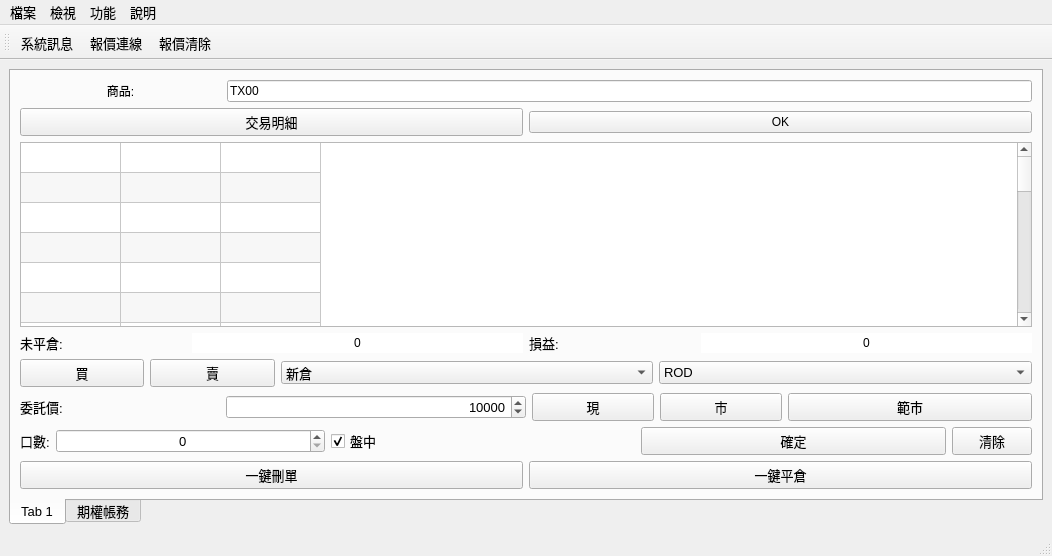
clamgee/python-code, file APIver1/UI/MainWindow.ui: the form before one commit.
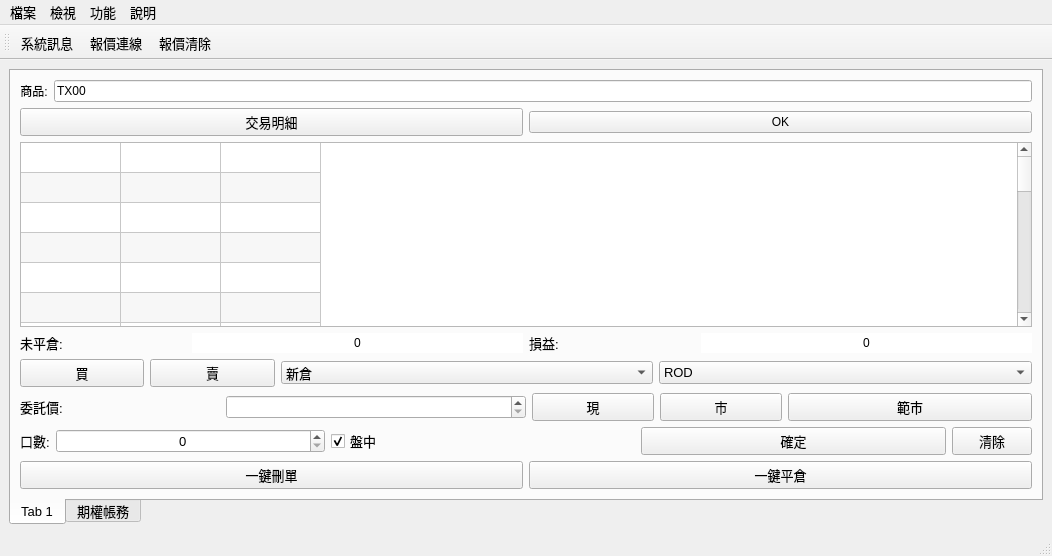
The form after the commit.

Patch:
```diff
--- a/APIver1/UI/MainWindow.ui
+++ b/APIver1/UI/MainWindow.ui
@@ -38,14 +38,14 @@
        </attribute>
        <layout class="QGridLayout" name="gridLayout_2">
         <item row="0" column="0">
-         <layout class="QHBoxLayout" name="horizontalLayout_13" stretch="6,1">
+         <layout class="QHBoxLayout" name="horizontalLayout_10" stretch="5,1">
           <item>
            <layout class="QGridLayout" name="GL"/>
           </item>
           <item>
-           <layout class="QVBoxLayout" name="verticalLayout" stretch="1,1,23,1,1,1,1,1">
+           <layout class="QVBoxLayout" name="verticalLayout" stretch="1,1,13,1,1,1,1,1">
             <item>
-             <layout class="QHBoxLayout" name="horizontalLayout_11" stretch="1,4">
+             <layout class="QHBoxLayout" name="horizontalLayout_11" stretch="0,4">
               <item>
                <widget class="QLabel" name="label">
                 <property name="font">
@@ -287,25 +287,16 @@
                </widget>
               </item>
               <item>
-               <widget class="QSpinBox" name="Price_Spin">
-                <property name="inputMethodHints">
-                 <set>Qt::ImhDigitsOnly</set>
-                </property>
-                <property name="alignment">
-                 <set>Qt::AlignRight|Qt::AlignTrailing|Qt::AlignVCenter</set>
-                </property>
+               <widget class="QSpinBox" name="PriceSpin">
                 <property name="specialValueText">
-                 <string extracomment="設定買賣價">設定價格</string>
+                 <string> </string>
                 </property>
                 <property name="minimum">
-                 <number>3000</number>
+                 <number>2500</number>
                 </property>
                 <property name="maximum">
                  <number>15000</number>
                 </property>
-                <property name="value">
-                 <number>10000</number>
-                </property>
                </widget>
               </item>
               <item>
```
